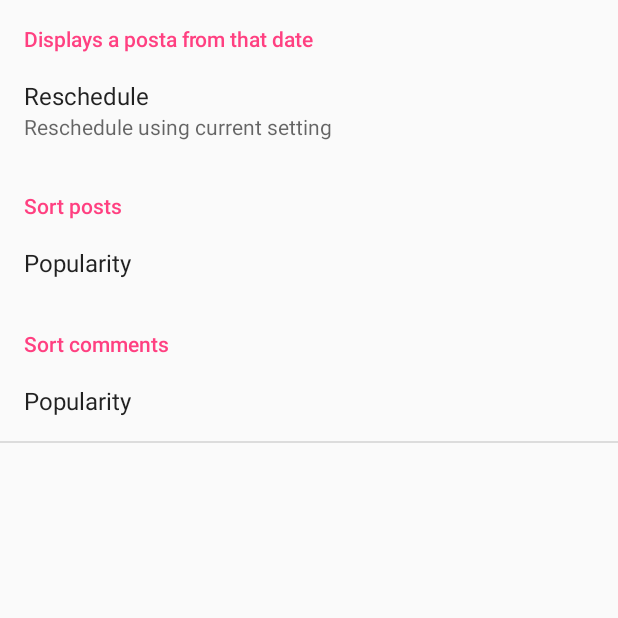
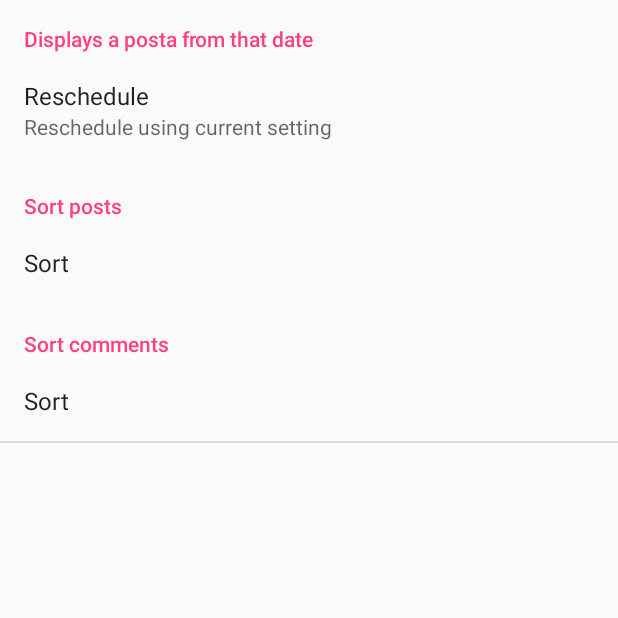
Before and after one commit to mare1997/-Android, an Android app: the screen it shows after launch (SettingsActivity), in the options menu, after a tap on "Settings", on a phone screen of 412 x 824 dp, the top half of it. Run offline under Robolectric (Android 15) with nearby library versions, the phone set to English and light mode, and no system bars.

Commit message:
zadatak 7

```diff
--- a/Android2/app/src/main/java/com/android/android/PostsActivity.java
+++ b/Android2/app/src/main/java/com/android/android/PostsActivity.java
@@ -3,6 +3,7 @@ package com.android.android;
 import android.content.Intent;
 import android.content.SharedPreferences;
 import android.content.res.Configuration;
+import android.preference.PreferenceManager;
 import android.support.v4.widget.DrawerLayout;
 import android.support.v7.app.ActionBarDrawerToggle;
 import android.support.v7.app.AppCompatActivity;
@@ -91,13 +92,20 @@ public class PostsActivity extends AppCompatActivity implements AdapterView.OnIt
         newUser.setUsername("newUsername");
 
         Date currentDate = Calendar.getInstance().getTime();
+        Post post2 = new Post();
+        post2.setAuthor(newUser);
+        post2.setTitle("Titdbaagdgagatle");
+        post2.setDate(currentDate);
+        post2.setLikes(50);
+        post2.setDislikes(1232);
+        posts.add(post2);
         Post post = new Post();
         post.setAuthor(newUser);
         post.setTitle("Title");
         post.setDate(currentDate);
-        post.setLikes(10);
+        post.setLikes(100);
         post.setDislikes(1);
-        posts.add(post);
+
         Post post1 = new Post();
         post1.setAuthor(newUser);
         post1.setTitle("TitleTitle");
@@ -105,11 +113,12 @@ public class PostsActivity extends AppCompatActivity implements AdapterView.OnIt
         post1.setLikes(50);
         post1.setDislikes(2);
         posts.add(post1);
+        posts.add(post);
 
 
 
 
-        //sortPosts();
+        sortPosts();
         PostAdapter postListAdapter = new PostAdapter(this, posts);
         ListView listView = findViewById(R.id.post_list_view);
         listView.setAdapter(postListAdapter);
@@ -150,21 +159,26 @@ public class PostsActivity extends AppCompatActivity implements AdapterView.OnIt
 
 
     public void sortPosts(){
+        sharedPreferences = PreferenceManager.getDefaultSharedPreferences(this);
         sortPost = sharedPreferences.getString(getString(R.string.sortP), "Popularity");
+
+
         switch (sortPost){
-            case "Popularity":sortPostsByPopulartiy();
+            case "Popularity":sortPostsByPopularity();
             case "Date":sortByDate();
         }
     }
-    public void sortPostsByPopulartiy(){
+    public void sortPostsByPopularity(){
+        Toast.makeText(this, posts.toString(), Toast.LENGTH_SHORT).show();
         Collections.sort(posts, new Comparator< Post >() {
             @Override
             public int compare(Post post, Post t1) {
-                return post.getPopularity()- t1.getPopularity();
+                return post.getPopularity() - t1.getPopularity();
             }
 
 
         });
+        Toast.makeText(this, posts.toString(), Toast.LENGTH_SHORT).show();
     }
     public void sortByDate(){
         Collections.sort(posts, new Comparator<Post>() {
--- a/Android2/app/src/main/java/com/android/android/SettingsActivity.java
+++ b/Android2/app/src/main/java/com/android/android/SettingsActivity.java
@@ -23,14 +23,16 @@ public class SettingsActivity extends PreferenceActivity implements DatePickerDi
         getFragmentManager().beginTransaction().replace(android.R.id.content,
                 new PrefsFragment()).commit();
         Preference btnDateFilter = (Preference) findPreference("btnDateFilter");
-        btnDateFilter.setOnPreferenceClickListener(new Preference.OnPreferenceClickListener() {
+        /*btnDateFilter.setOnPreferenceClickListener(new Preference.OnPreferenceClickListener() {
             @TargetApi(Build.VERSION_CODES.HONEYCOMB)
             @Override
             public boolean onPreferenceClick(Preference preference) {
                 showDateDialog();
                 return false;
             }
-        });
+        });*/
+
+
     }
     @Override
     protected  void onStart() {
--- a/Android2/app/src/main/res/layout/comment_layout.xml
+++ b/Android2/app/src/main/res/layout/comment_layout.xml
@@ -56,7 +56,7 @@
             android:layout_width="wrap_content"
             android:layout_height="wrap_content"
             android:contentDescription="@string/like"
-            android:src="@drawable/like-24" />
+            android:src="@drawable/like24" />
 
         <TextView
             android:layout_width="wrap_content"
@@ -75,7 +75,7 @@
             android:layout_marginStart="26dp"
             android:layout_toEndOf="@+id/textView2"
             android:contentDescription="@string/dislike"
-            android:src="@drawable/dislike-24"/>
+            android:src="@drawable/dislike24"/>
 
         <TextView
             android:layout_width="wrap_content"
--- a/Android2/app/src/main/res/values/strings.xml
+++ b/Android2/app/src/main/res/values/strings.xml
@@ -11,7 +11,7 @@
     <string name="yes">Yes</string>
     <string name="cancel">Cancel</string>
     <string name="delete">Delete</string>
-    <string name="popularity">Popularity</string>
+    <string name="popularity">Sort</string>
     <string name="sortP">Sort posts</string>
     <string name="sortC">Sort comments</string>
 </resources>
--- a/Android2/app/src/main/res/xml/preferences.xml
+++ b/Android2/app/src/main/res/xml/preferences.xml
@@ -19,6 +19,7 @@
         android:title="Sort posts"
         android:key="sort_posts">
         <ListPreference
+
             android:dialogTitle="@string/popularity"
             android:entries="@array/pref_sortP_entries"
             android:entryValues="@array/pref_sortP_values"
```
Also changed, not shown: Android2/app/src/main/res/layout/activity_read_post.xml (+10 -4 lines), Android2/app/src/main/res/drawable/dislike24.png (added), Android2/app/src/main/res/drawable/like24.png (added).
